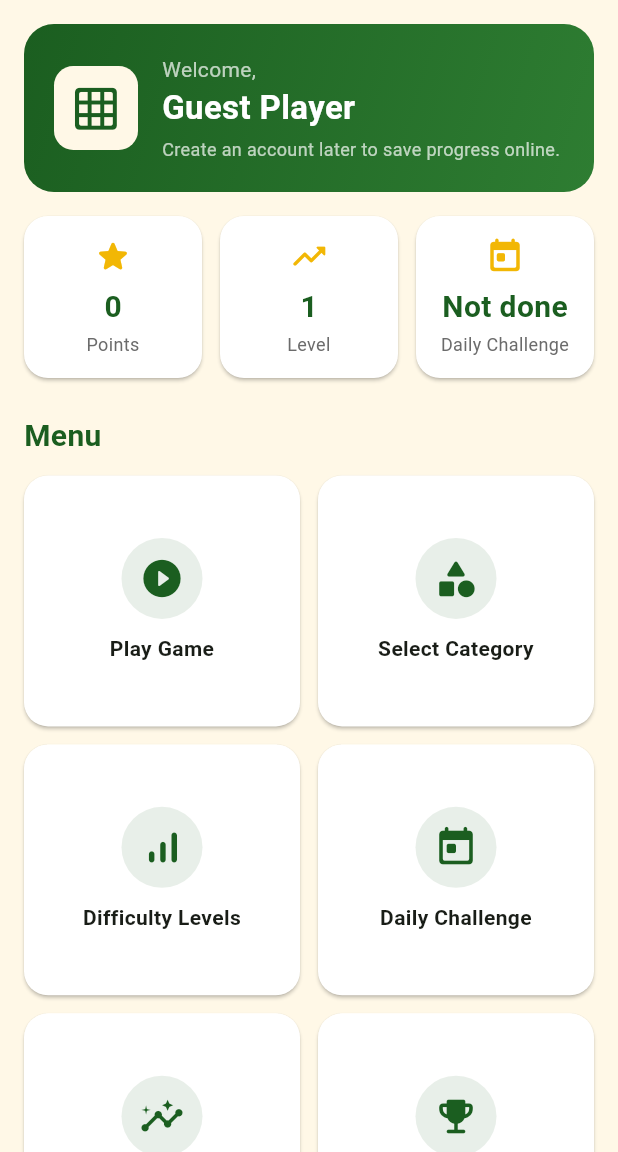
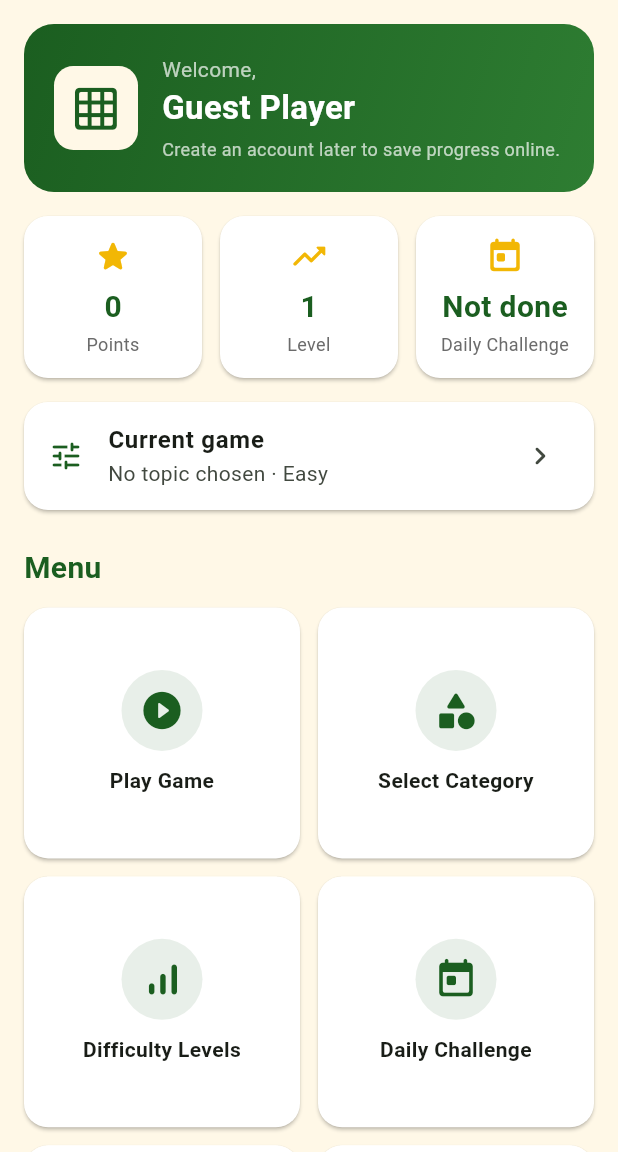
Before and after one commit to khems9p-coder/assam-crossword, a Flutter app: the HomeScreen screen opened directly, on a phone screen of 412 x 824 dp, the part 84-1236 px from its top. Run offline on Flutter 3.47's test engine with Material 3 defaults, Android fonts, the phone set to English and light mode, and no system bars; our stand-ins replace material_ui.

Commit message:
Phase 3A: category, difficulty and game screens

```diff
--- /dev/null
+++ b/lib/data/category_data.dart
@@ -0,0 +1,97 @@
+import 'package:material_ui/material_ui.dart';
+
+class Topic {
+  final String id;
+  final String name;
+
+  const Topic(this.id, this.name);
+}
+
+class SubjectArea {
+  final String id;
+  final String name;
+  final String description;
+  final IconData icon;
+  final List<Topic> topics;
+
+  const SubjectArea({
+    required this.id,
+    required this.name,
+    required this.description,
+    required this.icon,
+    required this.topics,
+  });
+}
+
+class CategoryData {
+  CategoryData._();
+
+  static const List<SubjectArea> areas = [
+    SubjectArea(
+      id: 'assam',
+      name: 'Assam General Knowledge',
+      description:
+          'Geography, history, culture, wildlife, economy and administration of Assam.',
+      icon: Icons.landscape_rounded,
+      topics: [
+        Topic('assam_geography', 'Assam Geography'),
+        Topic('assam_history', 'Assam History'),
+        Topic('assam_culture', 'Assam Culture'),
+        Topic('assam_wildlife', 'Birds and Animals'),
+        Topic('assam_economy', 'Assam Economy'),
+        Topic('assam_administration', 'Assam Administration'),
+      ],
+    ),
+    SubjectArea(
+      id: 'india',
+      name: 'India General Knowledge',
+      description:
+          'Geography, history, polity, economy, culture and science of India.',
+      icon: Icons.flag_rounded,
+      topics: [
+        Topic('india_geography', 'Indian Geography'),
+        Topic('india_history', 'Indian History'),
+        Topic('india_freedom', 'Indian Freedom Movement'),
+        Topic('india_constitution', 'Indian Constitution'),
+        Topic('india_polity', 'Indian Polity'),
+        Topic('india_economy', 'Indian Economy'),
+        Topic('india_culture', 'Indian Culture'),
+        Topic('india_states', 'States and Capitals'),
+        Topic('india_rivers_mountains', 'Rivers and Mountains'),
+        Topic('india_wildlife', 'National Parks and Wildlife'),
+        Topic('india_personalities', 'Important Personalities'),
+        Topic('india_science', 'Science and Technology'),
+        Topic('india_institutions', 'National Institutions'),
+      ],
+    ),
+    SubjectArea(
+      id: 'english',
+      name: 'General English Vocabulary',
+      description: 'Synonyms, antonyms, idioms, spelling and exam vocabulary.',
+      icon: Icons.menu_book_rounded,
+      topics: [
+        Topic('eng_synonyms', 'Synonyms'),
+        Topic('eng_antonyms', 'Antonyms'),
+        Topic('eng_one_word', 'One-Word Substitutions'),
+        Topic('eng_idioms', 'Idioms and Phrases'),
+        Topic('eng_confused', 'Commonly Confused Words'),
+        Topic('eng_exam', 'Exam Vocabulary'),
+        Topic('eng_spelling', 'Spelling'),
+        Topic('eng_advanced', 'Advanced Vocabulary'),
+        Topic('eng_literary', 'Literary Vocabulary'),
+        Topic('eng_newspaper', 'Newspaper Vocabulary'),
+      ],
+    ),
+  ];
+
+  static Topic? findTopic(String id) {
+    for (final SubjectArea area in areas) {
+      for (final Topic topic in area.topics) {
+        if (topic.id == id) {
+          return topic;
+        }
+      }
+    }
+    return null;
+  }
+}
--- a/lib/main.dart
+++ b/lib/main.dart
@@ -2,6 +2,7 @@ import 'package:material_ui/material_ui.dart';
 
 import 'screens/splash_screen.dart';
 import 'theme/app_theme.dart';
+import 'utils/app_routes.dart';
 import 'utils/constants.dart';
 
 void main() {
@@ -18,6 +19,7 @@ class AssamCrosswordApp extends StatelessWidget {
       debugShowCheckedModeBanner: false,
       theme: AppTheme.light,
       home: const SplashScreen(),
+      routes: AppRoutes.routes,
     );
   }
 }
--- /dev/null
+++ b/lib/models/difficulty.dart
@@ -0,0 +1,37 @@
+import 'package:material_ui/material_ui.dart';
+
+enum Difficulty {
+  easy(
+    label: 'Easy',
+    description:
+        'Short, familiar words and simple clues on a small grid. Great for children and beginners.',
+    icon: Icons.sentiment_satisfied_rounded,
+    gridSize: 7,
+  ),
+  medium(
+    label: 'Medium',
+    description:
+        'Moderate vocabulary, more detailed clues and general knowledge on a medium grid.',
+    icon: Icons.psychology_rounded,
+    gridSize: 10,
+  ),
+  hard(
+    label: 'Hard',
+    description:
+        'Longer answers, advanced vocabulary and exam-level clues on a large grid.',
+    icon: Icons.local_fire_department_rounded,
+    gridSize: 13,
+  );
+
+  const Difficulty({
+    required this.label,
+    required this.description,
+    required this.icon,
+    required this.gridSize,
+  });
+
+  final String label;
+  final String description;
+  final IconData icon;
+  final int gridSize;
+}
--- a/lib/screens/home_screen.dart
+++ b/lib/screens/home_screen.dart
@@ -1,6 +1,8 @@
 import 'package:material_ui/material_ui.dart';
 
+import '../services/app_state.dart';
 import '../theme/app_theme.dart';
+import '../utils/app_routes.dart';
 import '../utils/constants.dart';
 import '../widgets/app_logo.dart';
 import '../widgets/menu_button.dart';
@@ -9,17 +11,19 @@ import 'coming_soon_screen.dart';
 class _MenuItem {
   final String label;
   final IconData icon;
+  final String? route;
 
-  const _MenuItem(this.label, this.icon);
+  const _MenuItem(this.label, this.icon, [this.route]);
 }
 
 class HomeScreen extends StatelessWidget {
   const HomeScreen({super.key});
 
   static const List<_MenuItem> _items = [
-    _MenuItem('Play Game', Icons.play_circle_fill_rounded),
-    _MenuItem('Select Category', Icons.category_rounded),
-    _MenuItem('Difficulty Levels', Icons.signal_cellular_alt_rounded),
+    _MenuItem('Play Game', Icons.play_circle_fill_rounded, AppRoutes.game),
+    _MenuItem('Select Category', Icons.category_rounded, AppRoutes.category),
+    _MenuItem('Difficulty Levels', Icons.signal_cellular_alt_rounded,
+        AppRoutes.difficulty),
     _MenuItem('Daily Challenge', Icons.today_rounded),
     _MenuItem('My Progress', Icons.insights_rounded),
     _MenuItem('Achievements', Icons.emoji_events_rounded),
@@ -31,6 +35,11 @@ class HomeScreen extends StatelessWidget {
   ];
 
   void _open(BuildContext context, _MenuItem item) {
+    final String? route = item.route;
+    if (route != null) {
+      Navigator.of(context).pushNamed(route);
+      return;
+    }
     Navigator.of(context).push(
       MaterialPageRoute(
         builder: (_) => ComingSoonScreen(title: item.label, icon: item.icon),
@@ -80,6 +89,8 @@ class HomeScreen extends StatelessWidget {
                       ),
                     ],
                   ),
+                  const SizedBox(height: 16),
+                  const _CurrentGameCard(),
                   const SizedBox(height: 24),
                   const Text(
                     'Menu',
@@ -93,12 +104,14 @@ class HomeScreen extends StatelessWidget {
                   LayoutBuilder(
                     builder: (context, constraints) {
                       final double width = constraints.maxWidth;
-                      final int columns = width >= 700 ? 4 : (width >= 450 ? 3 : 2);
+                      final int columns =
+                          width >= 700 ? 4 : (width >= 450 ? 3 : 2);
                       return GridView.builder(
                         shrinkWrap: true,
                         physics: const NeverScrollableScrollPhysics(),
                         itemCount: _items.length,
-                        gridDelegate: SliverGridDelegateWithFixedCrossAxisCount(
+                        gridDelegate:
+                            SliverGridDelegateWithFixedCrossAxisCount(
                           crossAxisCount: columns,
                           mainAxisSpacing: 12,
                           crossAxisSpacing: 12,
@@ -127,6 +140,38 @@ class HomeScreen extends StatelessWidget {
           ),
         ),
       ),
+    );
+  }
+}
+
+class _CurrentGameCard extends StatelessWidget {
+  const _CurrentGameCard();
+
+  @override
+  Widget build(BuildContext context) {
+    final AppState state = AppState.instance;
+
+    return ListenableBuilder(
+      listenable: state,
+      builder: (context, _) {
+        final String topicName = state.topic?.name ?? 'No topic chosen';
+        return Card(
+          margin: EdgeInsets.zero,
+          child: ListTile(
+            leading: const Icon(
+              Icons.tune_rounded,
+              color: AppColors.forestGreen,
+            ),
+            title: const Text(
+              'Current game',
+              style: TextStyle(fontWeight: FontWeight.bold),
+            ),
+            subtitle: Text('$topicName · ${state.difficulty.label}'),
+            trailing: const Icon(Icons.chevron_right_rounded),
+            onTap: () => Navigator.of(context).pushNamed(AppRoutes.game),
+          ),
+        );
+      },
     );
   }
 }
--- /dev/null
+++ b/lib/services/app_state.dart
@@ -0,0 +1,34 @@
+import 'package:flutter/foundation.dart';
+
+import '../data/category_data.dart';
+import '../models/difficulty.dart';
+
+/// Remembers the player's current choices while the app is open.
+/// (Saving them permanently on the device is added in Phase 6.)
+class AppState extends ChangeNotifier {
+  AppState._();
+
+  static final AppState instance = AppState._();
+
+  String? _topicId;
+  Difficulty _difficulty = Difficulty.easy;
+
+  String? get topicId => _topicId;
+
+  Topic? get topic {
+    final String? id = _topicId;
+    return id == null ? null : CategoryData.findTopic(id);
+  }
+
+  Difficulty get difficulty => _difficulty;
+
+  void selectTopic(String id) {
+    _topicId = id;
+    notifyListeners();
+  }
+
+  void selectDifficulty(Difficulty level) {
+    _difficulty = level;
+    notifyListeners();
+  }
+}
--- /dev/null
+++ b/lib/utils/app_routes.dart
@@ -0,0 +1,31 @@
+import 'package:material_ui/material_ui.dart';
+
+import '../screens/category_screen.dart';
+import '../screens/difficulty_screen.dart';
+import '../screens/game_screen.dart';
+import '../screens/home_screen.dart';
+
+class AppRoutes {
+  AppRoutes._();
+
+  static const String home = '/home';
+  static const String category = '/category';
+  static const String difficulty = '/difficulty';
+  static const String game = '/game';
+
+  static final Map<String, WidgetBuilder> routes = {
+    home: (_) => const HomeScreen(),
+    category: (_) => const CategoryScreen(),
+    difficulty: (_) => const DifficultyScreen(),
+    game: (_) => const GameScreen(),
+  };
+
+  /// Opens the game screen and clears the category/difficulty pages
+  /// behind it, so the Back button returns straight to the dashboard.
+  static void startGame(BuildContext context) {
+    Navigator.of(context).pushNamedAndRemoveUntil(
+      game,
+      ModalRoute.withName(home),
+    );
+  }
+}
```
Also changed, not shown: lib/screens/category_screen.dart (added, +89 -0 lines), lib/screens/difficulty_screen.dart (added, +131 -0 lines), lib/screens/game_screen.dart (added, +152 -0 lines), lib/screens/welcome_screen.dart (+3 -4 lines), 1 other file.
